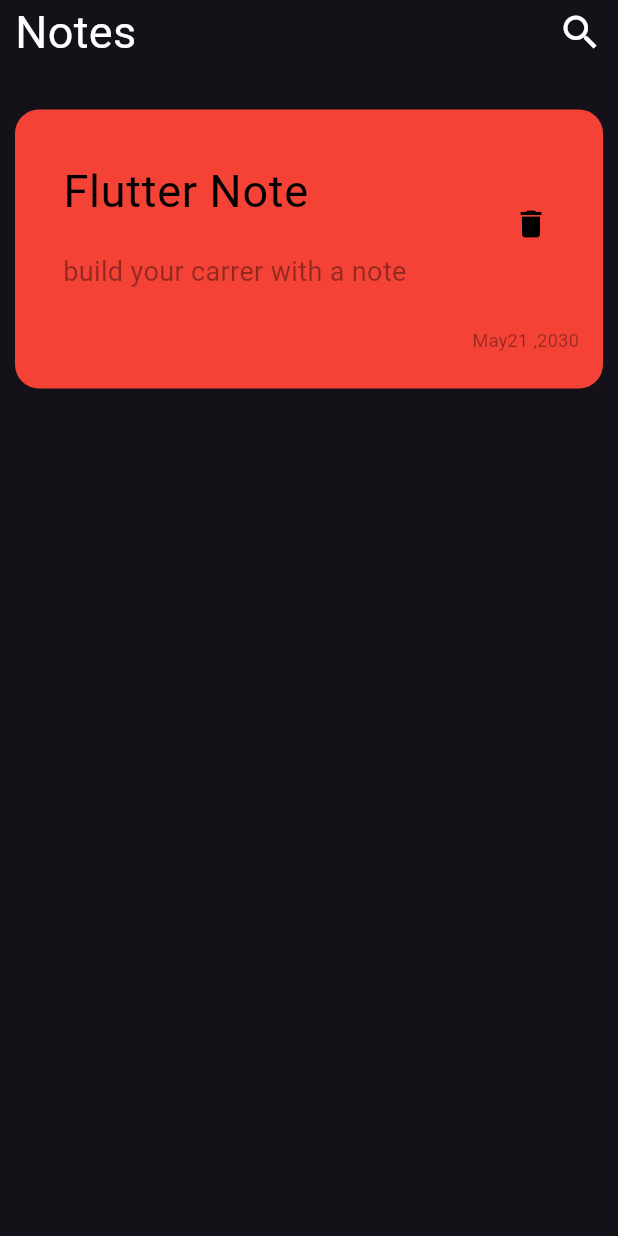
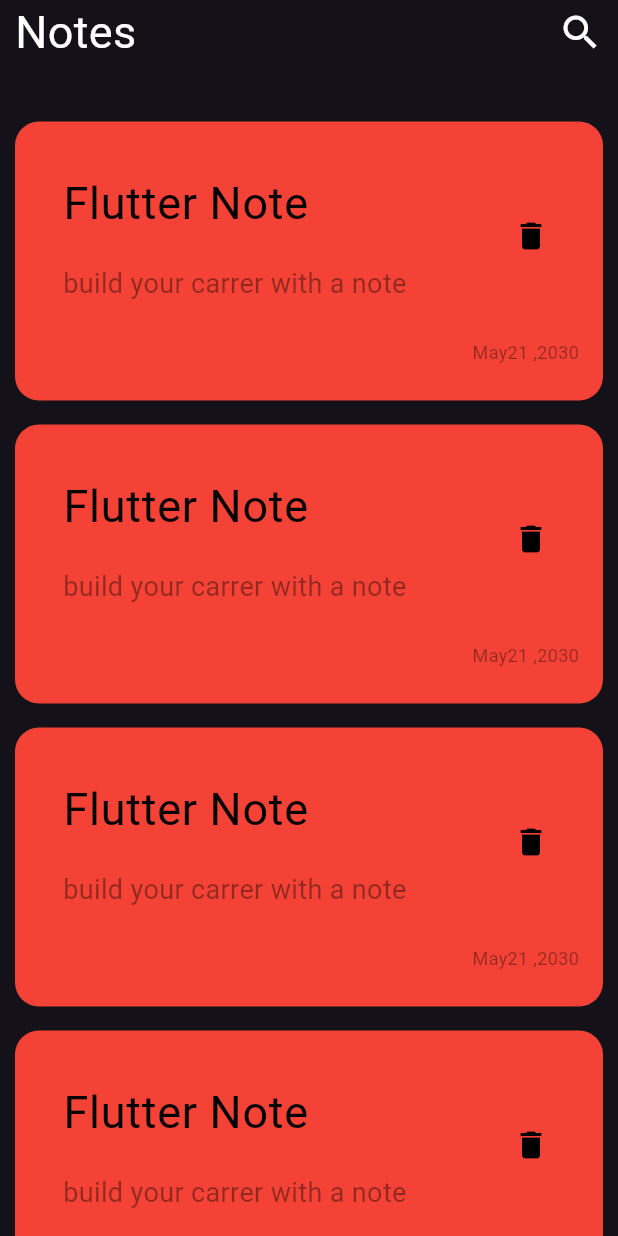
Before and after one commit to SeifRashedd/NoteApp, a Flutter app: the screen it shows after launch, on a phone screen of 412 x 824 dp. Run offline on Flutter 3.47's test engine with Material 3 defaults, Android fonts, the phone set to English and light mode, and no system bars.

Commit message:
add notes List View

```diff
--- a/lib/views/widgets/note_view_body.dart
+++ b/lib/views/widgets/note_view_body.dart
@@ -1,6 +1,6 @@
 import 'package:flutter/material.dart';
 import 'package:noteapp/views/widgets/custom_app_bar.dart';
-import 'package:noteapp/views/widgets/note_item.dart';
+import 'package:noteapp/views/widgets/notes_list_view.dart';
 
 class NoteViewBody extends StatelessWidget {
   const NoteViewBody({super.key});
@@ -10,7 +10,13 @@ class NoteViewBody extends StatelessWidget {
     return const Padding(
       padding: EdgeInsets.symmetric(horizontal: 10),
       child: Column(
-        children: [CustomAppBar(), SizedBox(height: 30), NoteItem()],
+        children: [
+          CustomAppBar(),
+          SizedBox(height: 30),
+          Expanded(
+            child: NotesListView(),
+          )
+        ],
       ),
     );
   }
--- /dev/null
+++ b/lib/views/widgets/notes_list_view.dart
@@ -0,0 +1,17 @@
+import 'package:flutter/material.dart';
+import 'package:noteapp/views/widgets/note_item.dart';
+
+class NotesListView extends StatelessWidget {
+  const NotesListView({super.key});
+
+  @override
+  Widget build(BuildContext context) {
+    return ListView.builder(
+      itemCount: 10,
+      itemBuilder: (context, index) => const Padding(
+        padding: EdgeInsets.symmetric(vertical: 8),
+        child: NoteItem(),
+      ),
+    );
+  }
+}
```
